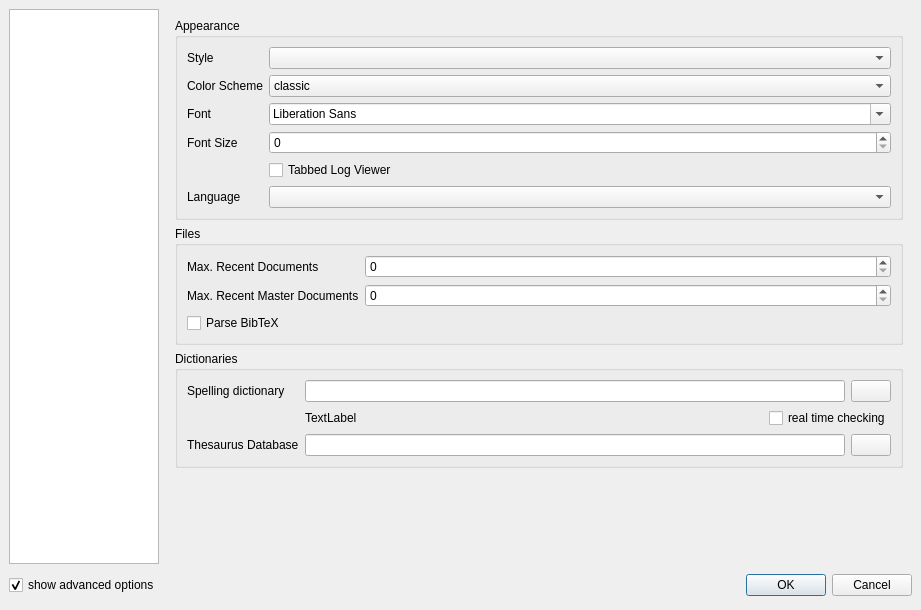
This is configdialog.ui in svn2github/texstudio-trunk as Qt 5 draws it before an edit. The edited form follows.
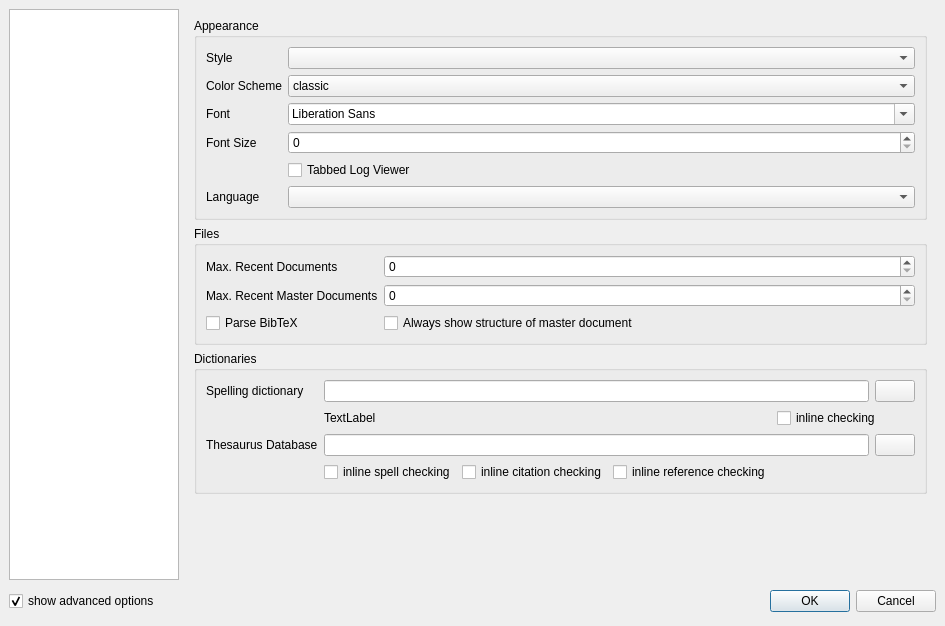
This is the edited form. The open tabs and pages were chosen to show the change. Icons and pictures are not drawn.

Commit message: added option to disable the check of references/citations and the master document structure; translations

```diff
--- a/configdialog.ui
+++ b/configdialog.ui
@@ -6,8 +6,8 @@
    <rect>
     <x>0</x>
     <y>0</y>
-    <width>921</width>
-    <height>610</height>
+    <width>945</width>
+    <height>626</height>
    </rect>
   </property>
   <property name="windowTitle">
@@ -66,20 +66,20 @@
    <item row="0" column="0" rowspan="2">
     <widget class="QListWidget" name="contentsWidget">
      <property name="sizePolicy">
-      <sizepolicy hsizetype="Expanding" vsizetype="Expanding">
+      <sizepolicy hsizetype="Preferred" vsizetype="Expanding">
        <horstretch>0</horstretch>
        <verstretch>0</verstretch>
       </sizepolicy>
      </property>
      <property name="minimumSize">
       <size>
-       <width>150</width>
+       <width>170</width>
        <height>442</height>
       </size>
      </property>
      <property name="maximumSize">
       <size>
-       <width>150</width>
+       <width>170</width>
        <height>32000</height>
       </size>
      </property>
@@ -316,6 +316,16 @@
             </property>
            </widget>
           </item>
+          <item row="2" column="1">
+           <widget class="QCheckBox" name="checkBoxParseMaster">
+            <property name="text">
+             <string>Always show structure of master document</string>
+            </property>
+            <property name="advancedOption" stdset="0">
+             <bool>true</bool>
+            </property>
+           </widget>
+          </item>
          </layout>
         </widget>
        </item>
@@ -324,7 +334,7 @@
          <property name="title">
           <string>Dictionaries</string>
          </property>
-         <layout class="QGridLayout">
+         <layout class="QGridLayout" name="gridLayout">
           <item row="0" column="0">
            <widget class="QLabel" name="labelASpellCommand">
             <property name="text">
@@ -332,7 +342,7 @@
             </property>
            </widget>
           </item>
-          <item row="0" column="1" colspan="2">
+          <item row="0" column="1" colspan="4">
            <widget class="QLineEdit" name="lineEditAspellCommand">
             <property name="sizePolicy">
              <sizepolicy hsizetype="Expanding" vsizetype="Fixed">
@@ -348,7 +358,7 @@
             </property>
            </widget>
           </item>
-          <item row="0" column="3">
+          <item row="0" column="5">
            <widget class="QPushButton" name="pushButtonAspell">
             <property name="sizePolicy">
              <sizepolicy hsizetype="Maximum" vsizetype="Fixed">
@@ -365,7 +375,7 @@
             </property>
            </widget>
           </item>
-          <item row="1" column="1">
+          <item row="1" column="1" colspan="3">
            <widget class="QLabel" name="labelGetDic">
             <property name="sizePolicy">
              <sizepolicy hsizetype="Expanding" vsizetype="Preferred">
@@ -378,7 +388,7 @@
             </property>
            </widget>
           </item>
-          <item row="1" column="2" colspan="2">
+          <item row="1" column="4" colspan="2">
            <widget class="QCheckBox" name="checkBoxRealTimeCheck">
             <property name="sizePolicy">
              <sizepolicy hsizetype="Preferred" vsizetype="Fixed">
@@ -387,7 +397,7 @@
              </sizepolicy>
             </property>
             <property name="text">
-             <string>real time checking</string>
+             <string>inline checking</string>
             </property>
            </widget>
           </item>
@@ -398,10 +408,10 @@
             </property>
            </widget>
           </item>
-          <item row="2" column="1" colspan="2">
+          <item row="2" column="1" colspan="4">
            <widget class="QLineEdit" name="thesaurusFileName"/>
           </item>
-          <item row="2" column="3">
+          <item row="2" column="5">
            <widget class="QPushButton" name="btSelectThesaurusFileName">
             <property name="sizePolicy">
              <sizepolicy hsizetype="Maximum" vsizetype="Fixed">
@@ -418,6 +428,36 @@
             </property>
            </widget>
           </item>
+          <item row="3" column="1">
+           <widget class="QCheckBox" name="checkBoxInlineSpellCheck">
+            <property name="text">
+             <string>inline spell checking</string>
+            </property>
+            <property name="advancedOption" stdset="0">
+             <bool>true</bool>
+            </property>
+           </widget>
+          </item>
+          <item row="3" column="2">
+           <widget class="QCheckBox" name="checkBoxInlineCitationCheck">
+            <property name="text">
+             <string>inline citation checking</string>
+            </property>
+            <property name="advancedOption" stdset="0">
+             <bool>true</bool>
+            </property>
+           </widget>
+          </item>
+          <item row="3" column="3">
+           <widget class="QCheckBox" name="checkBoxInlineReferenceCheck">
+            <property name="text">
+             <string>inline reference checking</string>
+            </property>
+            <property name="advancedOption" stdset="0">
+             <bool>true</bool>
+            </property>
+           </widget>
+          </item>
          </layout>
         </widget>
        </item>
```
Left out of the diff: 58 changed lines with no effect on the pictures. The commit also changes 12 other files.
